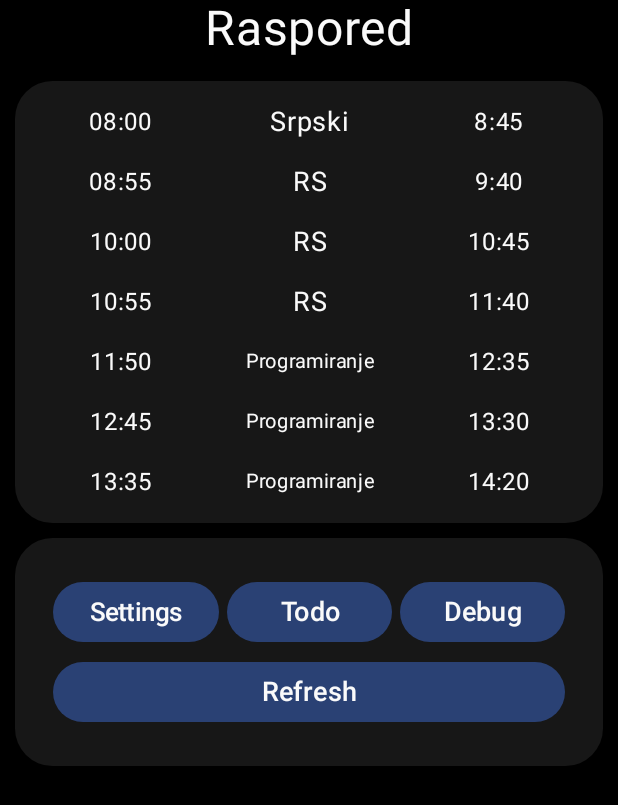
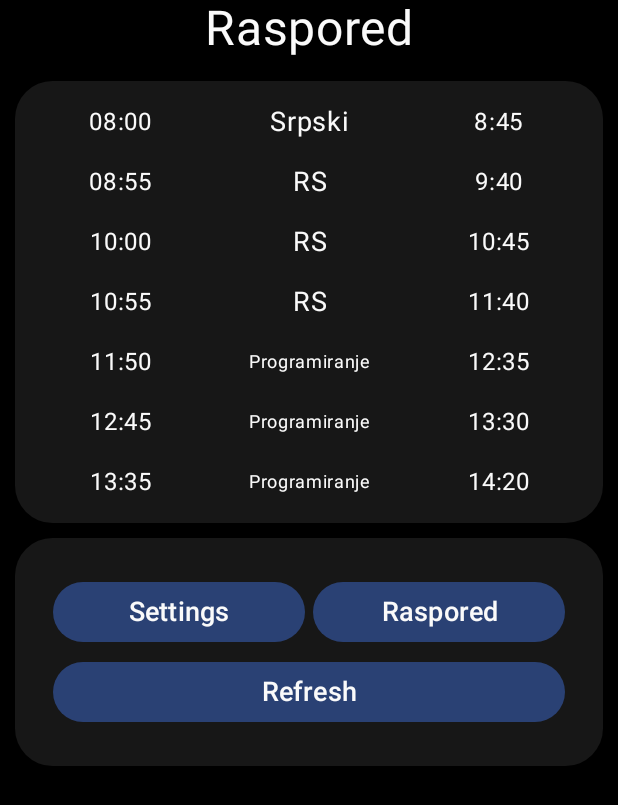
Before and after one commit to MyGamesM/raspored-app, an Android app built with Jetpack Compose: the screen it shows after launch (MainActivity), on a phone screen of 412 x 824 dp. Shown: the top 805 px of the screen. Run offline under Robolectric (Android 15) with nearby library versions, the phone set to English and light mode, and no system bars.

Commit message:
removed some debug features and fixed known bugs

```diff
--- a/DataProcessor/src/main/java/com/example/dataprocessor/DataProcessor.kt
+++ b/DataProcessor/src/main/java/com/example/dataprocessor/DataProcessor.kt
@@ -45,12 +45,15 @@ class DataProcessor {
         day = if (value == -1) calendar.get(Calendar.DAY_OF_WEEK) else value
     }
 
-    fun getCurrentTime(type: Int = 0, hour: String = "00", minute: String = "00"): Int {
+    private fun getCurrentTime(type: Int = 0, hour: String = "00", minute: String = "00"): Int {
         val currentTime: LocalTime = if (type == 1) LocalTime.parse("$hour:$minute") else LocalTime.now()
+
         if (type == 1) {
             currentHour = hour.toInt()
             currentMinute = minute.toInt()
         }
+
+        if (currentTime.isBefore(LocalTime.parse("06:00")))
 
         startTimeTable.forEach {
             if (currentTime.isBefore(LocalTime.parse(it))) return startTimeTable.indexOf(it)
--- a/app/src/main/java/com/example/raspored/MainActivity.kt
+++ b/app/src/main/java/com/example/raspored/MainActivity.kt
@@ -75,23 +75,15 @@ private fun Homescreen(viewModel: RasporedTableViewModel) {
         ) {
             RasporedButton(
                 onClick = {
-//                     CreateIntent(context, SettingActivity(), state)
-//                    val intent = Intent(context, SettingActivity::class.java)
-//                    intent.putExtra("DATABASE_VIEW_MODEL", state.selected.selected.toInt())
                     context.startActivity(Intent(context, SettingActivity::class.java))
                 },
                 modifier = Modifier.weight(1f),
                 text = "Settings",
             )
             RasporedButton(
-                onClick = { context.startActivity(Intent(context, Todo::class.java)) },
-                modifier = Modifier.weight(1f),
-                text = "Todo",
-            )
-            RasporedButton(
                 onClick = { context.startActivity(Intent(context, RasporedActivity::class.java)) },
                 modifier = Modifier.weight(1f),
-                text = "Debug",
+                text = "Raspored",
             )
             RasporedButton(
                 onClick = {
--- a/app/src/main/java/com/example/raspored/elements/RasporedTable.kt
+++ b/app/src/main/java/com/example/raspored/elements/RasporedTable.kt
@@ -67,7 +67,7 @@ fun RasporedTable(viewModel: RasporedTableViewModel, modifier: Modifier = Modifi
                 }
                 item {
                     val text: String = if (it != "g") it else dataProcessor.grupe[viewModel.day][viewModel.grupa][i]
-                    val fontSize = if (special_classes.contains(text)) 13 else 18
+                    val fontSize = if (special_classes.contains(text)) 12 else 18
                     Text(
                         text = text,
                         fontSize = fontSize.sp,
```
Also changed, not shown: app/src/main/java/com/example/raspored/TodoActivity.kt (deleted, +0 -76 lines).
